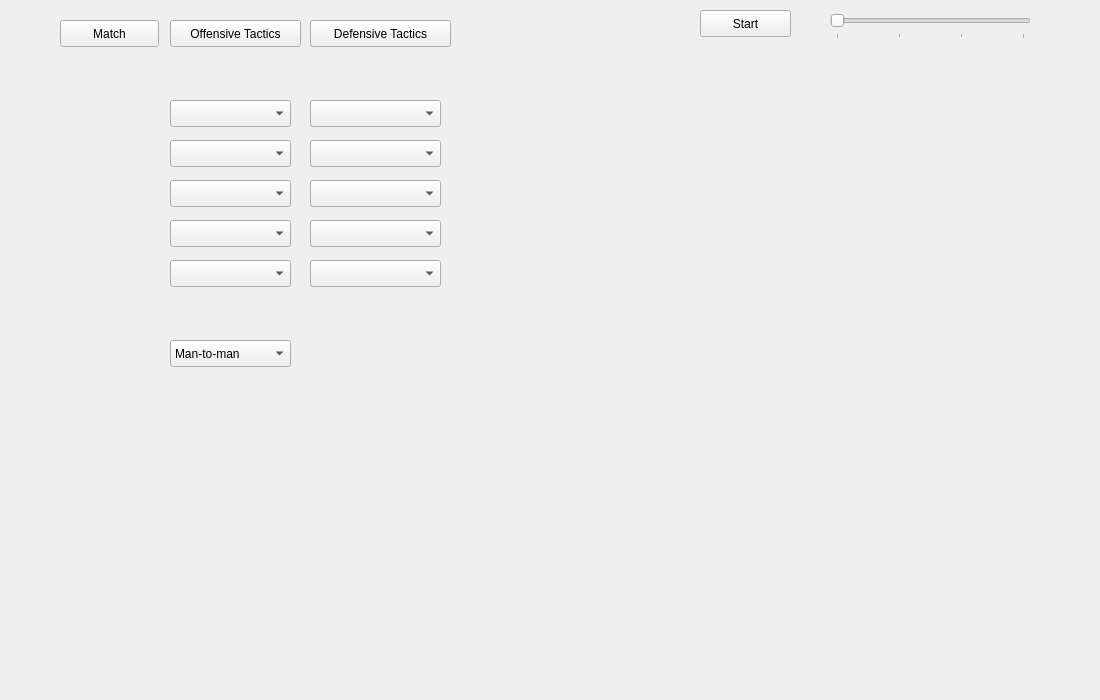
Before: the Qt Designer form MatchScreen.ui in walsh06/BasketballManager, drawn with Qt 5.
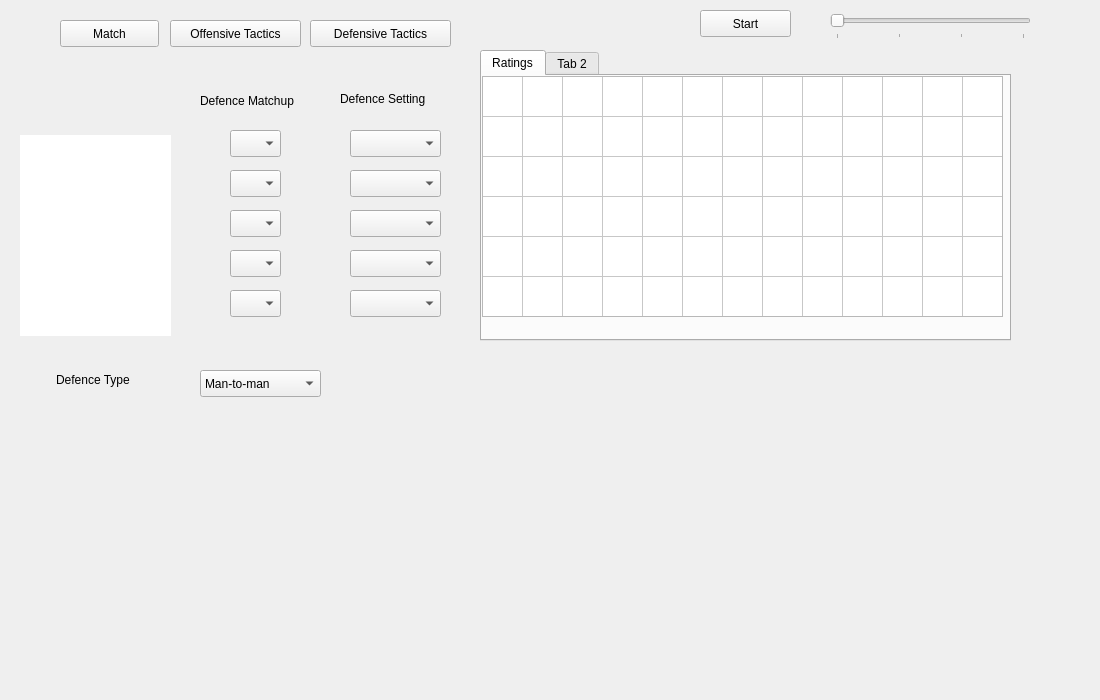
After: the same form once the commit is applied. The open tabs and pages were chosen to show the change.

Commit message: Opposition players display with ratings, extended commentary

What changed in the file:
```diff
--- a/MatchScreen.ui
+++ b/MatchScreen.ui
@@ -666,9 +666,9 @@
     <widget class="QComboBox" name="matchupOne">
      <property name="geometry">
       <rect>
-       <x>160</x>
-       <y>50</y>
-       <width>121</width>
+       <x>220</x>
+       <y>80</y>
+       <width>51</width>
        <height>27</height>
       </rect>
      </property>
@@ -676,9 +676,9 @@
     <widget class="QComboBox" name="defenceSettingOne">
      <property name="geometry">
       <rect>
-       <x>300</x>
-       <y>50</y>
-       <width>131</width>
+       <x>340</x>
+       <y>80</y>
+       <width>91</width>
        <height>27</height>
       </rect>
      </property>
@@ -686,9 +686,9 @@
     <widget class="QComboBox" name="defenceSettingTwo">
      <property name="geometry">
       <rect>
-       <x>300</x>
-       <y>90</y>
-       <width>131</width>
+       <x>340</x>
+       <y>120</y>
+       <width>91</width>
        <height>27</height>
       </rect>
      </property>
@@ -696,9 +696,9 @@
     <widget class="QComboBox" name="matchupTwo">
      <property name="geometry">
       <rect>
-       <x>160</x>
-       <y>90</y>
-       <width>121</width>
+       <x>220</x>
+       <y>120</y>
+       <width>51</width>
        <height>27</height>
       </rect>
      </property>
@@ -706,9 +706,9 @@
     <widget class="QComboBox" name="defenceSettingThree">
      <property name="geometry">
       <rect>
-       <x>300</x>
-       <y>130</y>
-       <width>131</width>
+       <x>340</x>
+       <y>160</y>
+       <width>91</width>
        <height>27</height>
       </rect>
      </property>
@@ -716,9 +716,9 @@
     <widget class="QComboBox" name="matchupThree">
      <property name="geometry">
       <rect>
-       <x>160</x>
-       <y>130</y>
-       <width>121</width>
+       <x>220</x>
+       <y>160</y>
+       <width>51</width>
        <height>27</height>
       </rect>
      </property>
@@ -726,9 +726,9 @@
     <widget class="QComboBox" name="defenceSettingFour">
      <property name="geometry">
       <rect>
-       <x>300</x>
-       <y>170</y>
-       <width>131</width>
+       <x>340</x>
+       <y>200</y>
+       <width>91</width>
        <height>27</height>
       </rect>
      </property>
@@ -736,9 +736,9 @@
     <widget class="QComboBox" name="matchupFour">
      <property name="geometry">
       <rect>
-       <x>160</x>
-       <y>170</y>
-       <width>121</width>
+       <x>220</x>
+       <y>200</y>
+       <width>51</width>
        <height>27</height>
       </rect>
      </property>
@@ -746,9 +746,9 @@
     <widget class="QComboBox" name="defenceSettingFive">
      <property name="geometry">
       <rect>
-       <x>300</x>
-       <y>210</y>
-       <width>131</width>
+       <x>340</x>
+       <y>240</y>
+       <width>91</width>
        <height>27</height>
       </rect>
      </property>
@@ -756,9 +756,9 @@
     <widget class="QComboBox" name="matchupFive">
      <property name="geometry">
       <rect>
-       <x>160</x>
-       <y>210</y>
-       <width>121</width>
+       <x>220</x>
+       <y>240</y>
+       <width>51</width>
        <height>27</height>
       </rect>
      </property>
@@ -766,8 +766,8 @@
     <widget class="QComboBox" name="defenceType_2">
      <property name="geometry">
       <rect>
-       <x>160</x>
-       <y>290</y>
+       <x>190</x>
+       <y>320</y>
        <width>121</width>
        <height>27</height>
       </rect>
@@ -783,6 +783,151 @@
       </property>
      </item>
     </widget>
+    <widget class="QListWidget" name="oppPlayerNames">
+     <property name="geometry">
+      <rect>
+       <x>10</x>
+       <y>85</y>
+       <width>151</width>
+       <height>201</height>
+      </rect>
+     </property>
+     <property name="font">
+      <font>
+       <pointsize>16</pointsize>
+      </font>
+     </property>
+     <property name="frameShape">
+      <enum>QFrame::NoFrame</enum>
+     </property>
+     <property name="verticalScrollBarPolicy">
+      <enum>Qt::ScrollBarAlwaysOff</enum>
+     </property>
+     <property name="horizontalScrollBarPolicy">
+      <enum>Qt::ScrollBarAlwaysOff</enum>
+     </property>
+     <property name="spacing">
+      <number>0</number>
+     </property>
+     <property name="gridSize">
+      <size>
+       <width>0</width>
+       <height>40</height>
+      </size>
+     </property>
+    </widget>
+    <widget class="QTabWidget" name="oppPlayerTab">
+     <property name="geometry">
+      <rect>
+       <x>470</x>
+       <y>0</y>
+       <width>531</width>
+       <height>291</height>
+      </rect>
+     </property>
+     <widget class="QWidget" name="oppRatings">
+      <attribute name="title">
+       <string>Ratings</string>
+      </attribute>
+      <widget class="QTableWidget" name="oppPlayerRatings">
+       <property name="geometry">
+        <rect>
+         <x>0</x>
+         <y>0</y>
+         <width>521</width>
+         <height>241</height>
+        </rect>
+       </property>
+       <property name="verticalScrollBarPolicy">
+        <enum>Qt::ScrollBarAlwaysOff</enum>
+       </property>
+       <property name="horizontalScrollBarPolicy">
+        <enum>Qt::ScrollBarAlwaysOff</enum>
+       </property>
+       <property name="rowCount">
+        <number>6</number>
+       </property>
+       <property name="columnCount">
+        <number>13</number>
+       </property>
+       <attribute name="horizontalHeaderVisible">
+        <bool>false</bool>
+       </attribute>
+       <attribute name="horizontalHeaderDefaultSectionSize">
+        <number>40</number>
+       </attribute>
+       <attribute name="verticalHeaderVisible">
+        <bool>false</bool>
+       </attribute>
+       <attribute name="verticalHeaderDefaultSectionSize">
+        <number>40</number>
+       </attribute>
+       <row/>
+       <row/>
+       <row/>
+       <row/>
+       <row/>
+       <row/>
+       <column/>
+       <column/>
+       <column/>
+       <column/>
+       <column/>
+       <column/>
+       <column/>
+       <column/>
+       <column/>
+       <column/>
+       <column/>
+       <column/>
+       <column/>
+      </widget>
+     </widget>
+     <widget class="QWidget" name="opp_stats">
+      <attribute name="title">
+       <string>Tab 2</string>
+      </attribute>
+     </widget>
+    </widget>
+    <widget class="QLabel" name="label_4">
+     <property name="geometry">
+      <rect>
+       <x>330</x>
+       <y>40</y>
+       <width>121</width>
+       <height>17</height>
+      </rect>
+     </property>
+     <property name="text">
+      <string>Defence Setting</string>
+     </property>
+    </widget>
+    <widget class="QLabel" name="label_3">
+     <property name="geometry">
+      <rect>
+       <x>190</x>
+       <y>40</y>
+       <width>121</width>
+       <height>21</height>
+      </rect>
+     </property>
+     <property name="text">
+      <string>Defence Matchup</string>
+     </property>
+    </widget>
+    <widget class="QLabel" name="label_5">
+     <property name="geometry">
+      <rect>
+       <x>46</x>
+       <y>320</y>
+       <width>121</width>
+       <height>20</height>
+      </rect>
+     </property>
+     <property name="text">
+      <string>Defence Type</string>
+     </property>
+    </widget>
    </widget>
   </widget>
   <widget class="QPushButton" name="matchButton">
```
Left out of the diff: 17 changed lines with no effect on the pictures. The commit also changes 3 other files.
